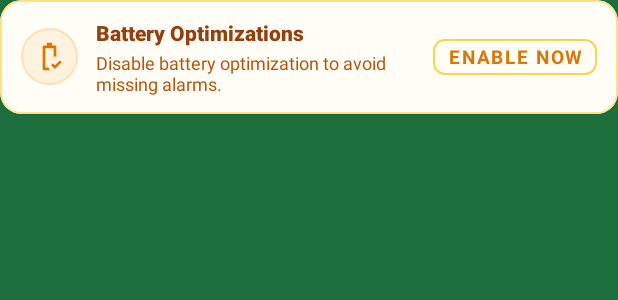
After one commit to swimminsparrow/pillsos-reminder, an Android app: the layout card_battery_disabled_banner.xml on its own in the app's theme, with its tools: preview values and no code run, on a phone screen of 412 x 824 dp. The commit adds this screen. Shown: the top 300 px of the screen. Run offline under Robolectric (Android 15) with nearby library versions, the phone set to English and light mode, and no system bars.

Commit message:
card battery permission check in main screen

```diff
--- /dev/null
+++ b/app/src/main/res/layout/card_battery_disabled_banner.xml
@@ -0,0 +1,85 @@
+<?xml version="1.0" encoding="utf-8"?>
+<com.google.android.material.card.MaterialCardView xmlns:android="http://schemas.android.com/apk/res/android"
+    xmlns:app="http://schemas.android.com/apk/res-auto"
+    xmlns:tools="http://schemas.android.com/tools"
+    android:id="@+id/card_battery_disabled"
+    android:layout_width="match_parent"
+    android:layout_height="wrap_content"
+    android:clickable="true"
+    android:focusable="true"
+    android:foreground="?attr/selectableItemBackground"
+    app:cardBackgroundColor="#FFFDF5"
+    app:cardCornerRadius="14dp"
+    app:cardElevation="1dp"
+    app:strokeColor="#FFE082"
+    app:strokeWidth="1.2dp">
+
+    <LinearLayout
+        android:layout_width="match_parent"
+        android:layout_height="wrap_content"
+        android:gravity="center_vertical"
+        android:orientation="horizontal"
+        android:paddingHorizontal="14dp"
+        android:paddingVertical="12dp">
+
+        <!-- Amber Warning Icon Frame -->
+        <FrameLayout
+            android:layout_width="38dp"
+            android:layout_height="38dp"
+            android:background="@drawable/bg_badge_warning">
+
+            <ImageView
+                android:layout_width="22dp"
+                android:layout_height="22dp"
+                android:layout_gravity="center"
+                android:contentDescription="@string/onboarding_battery_title"
+                android:src="@drawable/outline_battery_status_good_24"
+                app:tint="#D97706" />
+        </FrameLayout>
+
+        <!-- Text Block -->
+        <LinearLayout
+            android:layout_width="0dp"
+            android:layout_height="wrap_content"
+            android:layout_marginStart="12dp"
+            android:layout_marginEnd="8dp"
+            android:layout_weight="1"
+            android:orientation="vertical">
+
+            <TextView
+                android:layout_width="wrap_content"
+                android:layout_height="wrap_content"
+                android:fontFamily="sans-serif-medium"
+                android:text="@string/onboarding_battery_title"
+                android:textColor="#92400E"
+                android:textSize="14sp"
+                android:textStyle="bold" />
+
+            <TextView
+                android:layout_width="wrap_content"
+                android:layout_height="wrap_content"
+                android:layout_marginTop="2dp"
+                android:text="@string/onboarding_battery_desc"
+                android:textColor="#B45309"
+                android:textSize="12sp" />
+        </LinearLayout>
+
+        <!-- Action Button -->
+        <com.google.android.material.button.MaterialButton
+            android:id="@+id/btn_enable_battery_opt"
+            style="@style/Widget.MaterialComponents.Button.TextButton"
+            android:layout_width="wrap_content"
+            android:layout_height="36dp"
+            android:minWidth="0dp"
+            android:paddingHorizontal="10dp"
+            android:paddingVertical="0dp"
+            android:text="@string/notifications_disabled_banner_action"
+            android:textColor="#D97706"
+            android:textSize="12.5sp"
+            android:textStyle="bold"
+            app:cornerRadius="8dp"
+            app:strokeColor="#FCD34D"
+            app:strokeWidth="1dp" />
+
+    </LinearLayout>
+</com.google.android.material.card.MaterialCardView>
```
Also changed, not shown: app/src/main/java/swimminsparrow/ricordamelo/ui/alarms/AlarmsFragment.java (+27 -0 lines), app/src/main/res/layout/fragment_ricordamelo.xml (+16 -3 lines).
